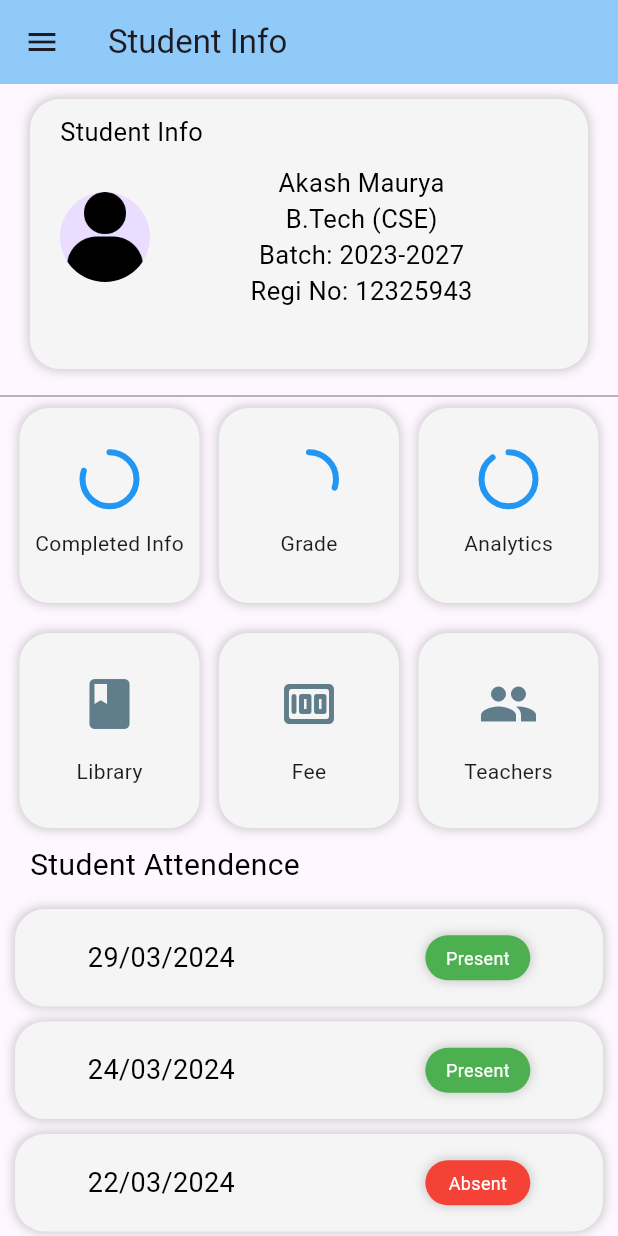
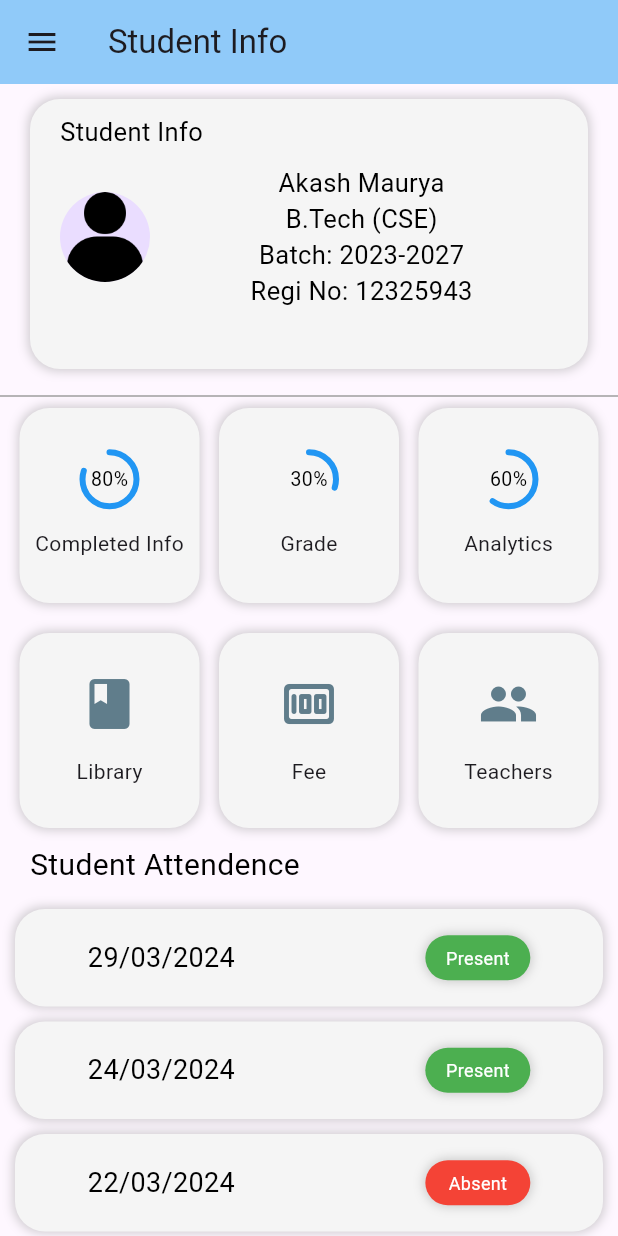
Before and after one commit to akashmaurya99/Institute-Management-System, a Flutter app: the StudentInfo screen opened directly, on a phone screen of 412 x 824 dp. Run offline on Flutter 3.47's test engine with Material 3 defaults, Android fonts, the phone set to English and light mode, and no system bars; our stand-ins replace flutter_image_slideshow.

Commit message:
first commit

```diff
--- a/lib/pages/student_info.dart
+++ b/lib/pages/student_info.dart
@@ -1,4 +1,6 @@
+import 'package:flutter/cupertino.dart';
 import 'package:flutter/material.dart';
+import 'package:flutter/widgets.dart';
 
 class StudentInfo extends StatelessWidget {
   const StudentInfo({super.key});
@@ -162,13 +164,27 @@ class StudentInfo extends StatelessWidget {
                 child: const Column(
                   mainAxisAlignment: MainAxisAlignment.center,
                   children: [
+                    Stack(
+                      alignment: Alignment.center,
+                      children: [
                         CircularProgressIndicator(
                           strokeCap: StrokeCap.round,
+
                           // backgroundColor: Colors.green,
                           // color: Colors.grey[900],
                           valueColor: AlwaysStoppedAnimation<Color>(Colors.blue),
                           // semanticsValue: '0.5',
                           value: 0.8,
+                        ),
+
+                        Text('80%',
+
+                        style: TextStyle(
+                          color: Colors.black,
+                          fontSize: 13,
+
+                        ),),
+                      ],
                     ),
                     SizedBox(
                       height: 15,
@@ -194,6 +210,9 @@ class StudentInfo extends StatelessWidget {
                 child: const Column(
                   mainAxisAlignment: MainAxisAlignment.center,
                   children: [
+                    Stack(
+                      alignment: Alignment.center,
+                      children: [
                         CircularProgressIndicator(
                           strokeCap: StrokeCap.round,
                           // backgroundColor: Colors.green,
@@ -201,6 +220,16 @@ class StudentInfo extends StatelessWidget {
                           valueColor: AlwaysStoppedAnimation<Color>(Colors.blue),
                           // semanticsValue: '0.5',
                           value: 0.3,
+                        ),
+
+                        Text('30%',
+
+                        style: TextStyle(
+                          color: Colors.black,
+                          fontSize: 13,
+
+                        ),),
+                      ],
                     ),
                     SizedBox(
                       height: 15,
@@ -226,13 +255,26 @@ class StudentInfo extends StatelessWidget {
                 child: const Column(
                   mainAxisAlignment: MainAxisAlignment.center,
                   children: [
+                    Stack(
+                      alignment: Alignment.center,
+                      children: [
                         CircularProgressIndicator(
                           strokeCap: StrokeCap.round,
                           // backgroundColor: Colors.green,
                           // color: Colors.grey[900],
                           valueColor: AlwaysStoppedAnimation<Color>(Colors.blue),
                           // semanticsValue: '0.5',
-                      value: 0.9,
+                          value: 0.6,
+                        ),
+
+                        Text('60%',
+
+                        style: TextStyle(
+                          color: Colors.black,
+                          fontSize: 13,
+
+                        ),),
+                      ],
                     ),
                     SizedBox(
                       height: 15,
```
Lines whose indentation alone changed are shown as unchanged.
